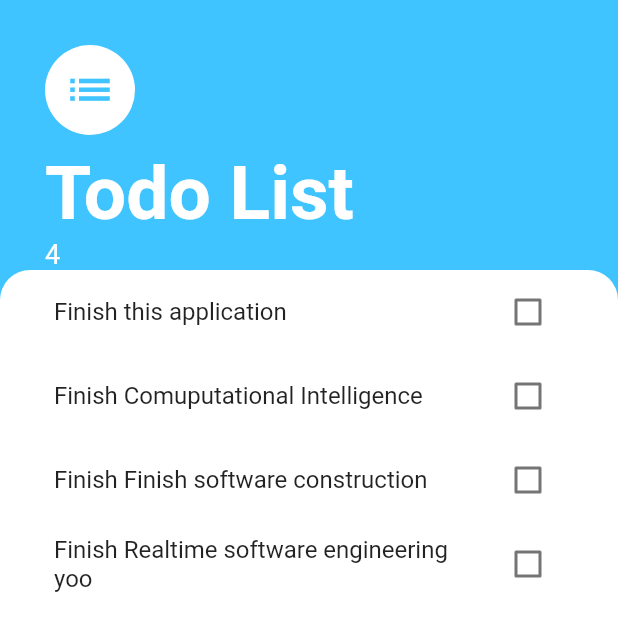
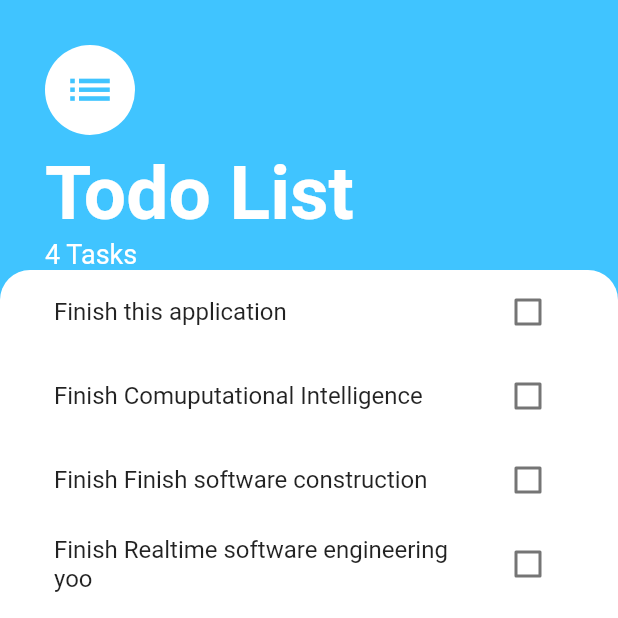
Before and after one commit to hossain101/todo_app_flutter, a Flutter app: the screen it shows after launch, on a phone screen of 412 x 824 dp, the top half of it. Run offline on Flutter 3.47's test engine with Material 2 defaults, Android fonts, the phone set to English and light mode, and no system bars.

Commit message:
after adding the ChangeNotifierProvider provider, woking with notifyListeners, learning how to use Consumer widget

```diff
--- a/lib/main.dart
+++ b/lib/main.dart
@@ -1,4 +1,6 @@
 import 'package:flutter/material.dart';
+import 'package:provider/provider.dart';
+import 'package:todo_app_flutter/models/task_data.dart';
 import 'package:todo_app_flutter/screens/tasks_screen.dart';
 
 void main() {
@@ -10,9 +12,13 @@ class MyApp extends StatelessWidget {
 
   @override
   Widget build(BuildContext context) {
-    return MaterialApp(
-      debugShowCheckedModeBanner: false,
-      home: TasksScreen(),
+    return ChangeNotifierProvider(
+      create: (BuildContext context) =>TaskData(),
+     // builder: (context)=>TaskData(),
+      child: MaterialApp(
+        debugShowCheckedModeBanner: false,
+        home: TasksScreen(),
+      ),
     );
   }
 }
--- /dev/null
+++ b/lib/models/task_data.dart
@@ -0,0 +1,28 @@
+import 'dart:collection';
+
+import 'package:flutter/material.dart';
+import 'package:todo_app_flutter/models/task.dart';
+
+class TaskData extends ChangeNotifier {
+  List<Task> _tasks = [
+    Task(name: 'Finish this application', isDone: false),
+    Task(name: 'Finish Comuputational Intelligence', isDone: false),
+    Task(name: 'Finish Finish software construction', isDone: false),
+    Task(name: 'Finish Realtime software engineering yoo', isDone: false),
+  ];
+  int get taskCount {
+    return _tasks.length;
+  }
+
+  //UnmodifiableListView tasks = UnmodifiableListView(_tasks);
+  UnmodifiableListView<Task> get tasks {
+    return UnmodifiableListView(_tasks);
+  }
+
+  void addTask(String newTaskTitle) {
+    _tasks.add(
+      Task(name: newTaskTitle, isDone: false),
+    );
+    notifyListeners();
+  }
+}
--- a/lib/screens/add_task_screen.dart
+++ b/lib/screens/add_task_screen.dart
@@ -1,6 +1,8 @@
 // ignore_for_file: prefer_const_constructors, use_key_in_widget_constructors, must_be_immutable
 
 import 'package:flutter/material.dart';
+import 'package:provider/provider.dart';
+import 'package:todo_app_flutter/models/task_data.dart';
 
 class AddTaskScreen extends StatefulWidget {
   AddTaskScreen(this.addTaskCallback);
@@ -50,7 +52,9 @@ class _AddTaskScreenState extends State<AddTaskScreen> {
             FlatButton(
               onPressed: () {
                 //we will be adding the tasks to the list
-                widget.addTaskCallback(newTaskTitle);
+                Provider.of<TaskData>(context, listen: false)
+                    .addTask(newTaskTitle);
+                Navigator.pop(context);
               },
               child: Text('Add'),
               color: Colors.lightBlueAccent,
--- a/lib/screens/tasks_screen.dart
+++ b/lib/screens/tasks_screen.dart
@@ -3,8 +3,10 @@
 import 'package:flutter/material.dart';
 import 'package:todo_app_flutter/screens/add_task_screen.dart';
 import 'package:todo_app_flutter/widgets/tasks_list.dart';
+import 'package:provider/provider.dart';
 
 import '../models/task.dart';
+import '../models/task_data.dart';
 
 class TasksScreen extends StatefulWidget {
   @override
@@ -12,13 +14,6 @@ class TasksScreen extends StatefulWidget {
 }
 
 class _TasksScreenState extends State<TasksScreen> {
-  List<Task> tasks = [
-    Task(name: 'Finish this application', isDone: false),
-    Task(name: 'Finish Comuputational Intelligence', isDone: false),
-    Task(name: 'Finish Finish software construction', isDone: false),
-    Task(name: 'Finish Realtime software engineering yoo', isDone: false),
-  ];
-
 //this goes inside the builder of the showMOdalBottomSheet if we wanted a named builder
   @override
   Widget build(BuildContext context) {
@@ -32,7 +27,9 @@ class _TasksScreenState extends State<TasksScreen> {
             builder: (context) => AddTaskScreen(
               (newTaskTitle) {
                 setState(() {
-                  tasks.add(Task(name: newTaskTitle, isDone: false));
+                  // Provider.of<TaskData>(context)
+                  //     .tasks
+                  //     .add(Task(name: newTaskTitle, isDone: false));
                 });
 
                 Navigator.pop(context);
@@ -76,7 +73,7 @@ class _TasksScreenState extends State<TasksScreen> {
                   ),
                 ),
                 Text(
-                  tasks.length.toString(),
+                  '${Provider.of<TaskData>(context).taskCount} Tasks',
                   style: TextStyle(
                     color: Colors.white,
                     fontSize: 18.0,
@@ -95,7 +92,7 @@ class _TasksScreenState extends State<TasksScreen> {
                   topRight: Radius.circular(20.0),
                 ),
               ),
-              child: TasksList(tasks),
+              child: TasksList(Provider.of<TaskData>(context).tasks),
             ),
           ),
         ],
--- a/lib/widgets/tasks_list.dart
+++ b/lib/widgets/tasks_list.dart
@@ -1,7 +1,9 @@
 // ignore_for_file: prefer_const_constructors
 
 import 'package:flutter/material.dart';
+import 'package:provider/provider.dart';
 import 'package:todo_app_flutter/models/task.dart';
+import 'package:todo_app_flutter/models/task_data.dart';
 import 'package:todo_app_flutter/screens/tasks_screen.dart';
 import 'package:todo_app_flutter/widgets/tasks_tile.dart';
 
@@ -15,11 +17,17 @@ class TasksList extends StatefulWidget {
 class _TasksListState extends State<TasksList> {
   @override
   Widget build(BuildContext context) {
-    return ListView.builder(
-      itemBuilder: (context, index) {
-        return TasksTile(widget.tasks[index].name, widget.tasks[index].isDone);
+    return Consumer<TaskData>(
+      builder: (context, taskData, child) {
+        return ListView.builder(
+          itemBuilder: (context, index) {
+            return TasksTile(
+                taskData.tasks[index].name, taskData.tasks[index].isDone);
+          },
+          itemCount: taskData.taskCount,
+        );
       },
-      itemCount:widget. tasks.length,
+      //child:
     );
   }
 }
--- a/pubspec.yaml
+++ b/pubspec.yaml
@@ -34,6 +34,7 @@ dependencies:
   # The following adds the Cupertino Icons font to your application.
   # Use with the CupertinoIcons class for iOS style icons.
   cupertino_icons: ^1.0.2
+  provider: ^6.0.2
 
 dev_dependencies:
   flutter_test:
```
Also changed, not shown: pubspec.lock.
